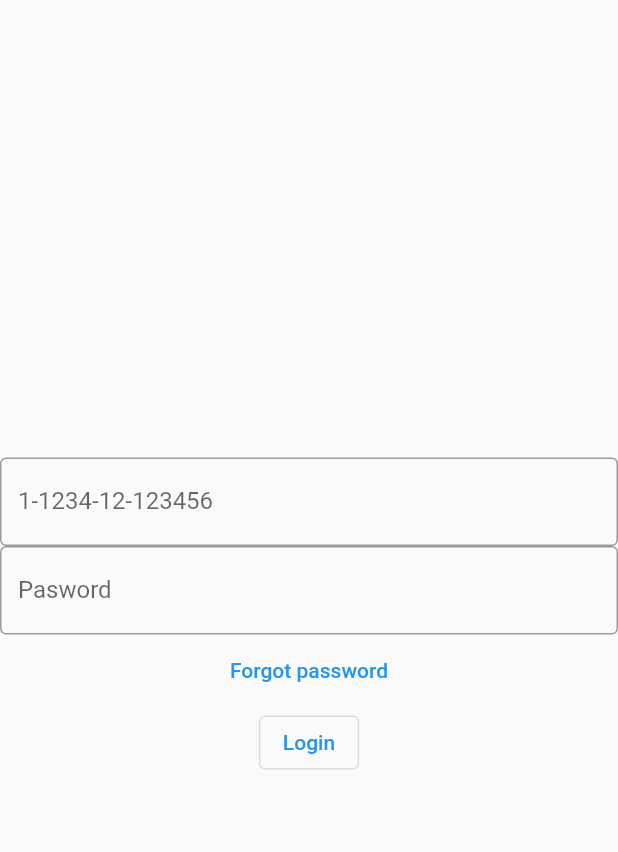
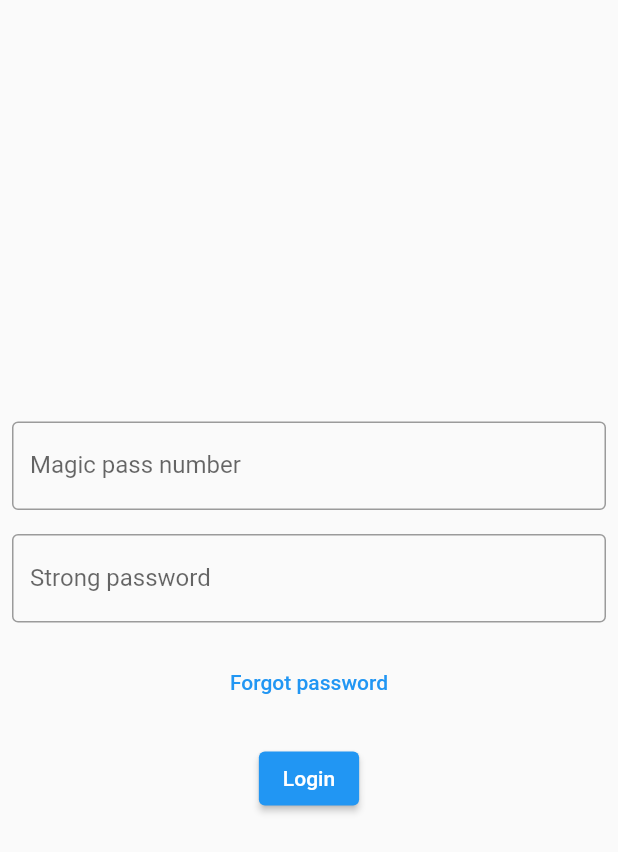
Before and after one commit to sven-borden/magic-pass-challenge, a Flutter app: the screen it shows after launch, on a phone screen of 412 x 824 dp. Shown: the top 852 px of the screen. Run offline on Flutter 3.47's test engine with Material 2 defaults, Android fonts, the phone set to English and light mode, and no system bars.

Commit message:
Added Login structure with margins

```diff
--- a/magic_pass_challenge/lib/Login.dart
+++ b/magic_pass_challenge/lib/Login.dart
@@ -1,5 +1,6 @@
 import 'package:flutter/material.dart';
 import 'package:magic_pass_challenge/HomePage.dart';
+import 'package:magic_pass_challenge/src/constants/Margins.dart';
 import 'package:magic_pass_challenge/src/constants/Translation.dart';
 
 class LoginPage extends StatefulWidget {
@@ -13,42 +14,71 @@ class LoginPage extends StatefulWidget {
 }
 
 class _LoginPageState extends State<LoginPage> {
+
+  void _signIn() {
+    Navigator.pushAndRemoveUntil(
+        context,
+        MaterialPageRoute(builder: (context) => const HomePage(), maintainState: true),
+            (Route<dynamic> route) => false
+    );
+  }
+
+  TextField magicPassTextField = const TextField(
+    decoration: InputDecoration(
+    border: OutlineInputBorder(),
+    labelText: Translation.loginMagicPassNumberLabel,
+    hintText: Translation.loginMagicPassNumberHint
+    )
+  );
+
+  TextField magicPassPasswordTextField = const TextField(
+    decoration: InputDecoration(
+      border: OutlineInputBorder(),
+      labelText: Translation.loginPasswordLabel,
+      hintText: Translation.loginPasswordHint
+    )
+  );
+
+  TextButton forgotPasswordTextButton = TextButton(
+    onPressed: () {
+      //TODO: Forgot password goes here
+    },
+    child: const Text(
+      Translation.loginForgotPasswordLabel,
+    )
+  );
+
+  ElevatedButton loginElevatedButton = ElevatedButton(
+    onPressed: () {
+      _signIn();
+    },
+    child: Text(
+      Translation.loginButtonLabel,
+    )
+  );
+
   @override
   Widget build(BuildContext context) {
     return Scaffold(
       body: Center(
-        child: Column(
+      child: Column(
           mainAxisAlignment: MainAxisAlignment.center,
           children: <Widget>[
-            const TextField(
-                decoration: InputDecoration(
-                    border: OutlineInputBorder(),
-                    labelText: Translation.loginMagicPassNumberLabel,
-                    hintText: Translation.loginMagicPassNumberHint
-                )
+            Container(
+              margin: Margins.defaultMargin,
+              child: magicPassTextField,
             ),
-            const TextField(
-                decoration: InputDecoration(
-                    border: OutlineInputBorder(),
-                    labelText: Translation.loginPasswordLabel,
-                    hintText: Translation.loginPasswordHint
-                )
+            Container(
+              margin: Margins.defaultMargin,
+              child: magicPassPasswordTextField,
             ),
-            TextButton(
-              onPressed: () {
-                //TODO: Forgot password goes here
-              },
-              child: const Text(
-                Translation.loginForgotPasswordLabel,
-              )
+            Container(
+              margin: Margins.defaultMargin,
+              child: forgotPasswordTextButton,
             ),
-            OutlinedButton(
-              onPressed: () {
-                //TODO: Add login press
-              },
-              child: const Text(
-                Translation.loginButtonLabel,
-              )
+            Container(
+              margin: Margins.defaultMargin,
+              child:loginElevatedButton,
             )
           ],
         )
--- /dev/null
+++ b/magic_pass_challenge/lib/src/constants/Margins.dart
@@ -0,0 +1,5 @@
+import 'package:flutter/material.dart';
+
+class Margins {
+  static const EdgeInsets defaultMargin = EdgeInsets.all(8);
+}
--- a/magic_pass_challenge/lib/src/constants/Translation.dart
+++ b/magic_pass_challenge/lib/src/constants/Translation.dart
@@ -1,8 +1,8 @@
 class Translation {
-  static const loginMagicPassNumberLabel = "1-1234-12-123456";
-  static const loginMagicPassNumberHint = "Enter your magic pass number";
-  static const loginPasswordLabel = "Pasword";
-  static const loginPasswordHint = "If it is the first time, please create a new password";
+  static const loginMagicPassNumberLabel = "Magic pass number";
+  static const loginMagicPassNumberHint = "1-1234-12-123456";
+  static const loginPasswordLabel = "Strong password";
+  static const loginPasswordHint = "Password";
   static const loginForgotPasswordLabel = "Forgot password";
   static const loginButtonLabel = "Login";
 }
```
